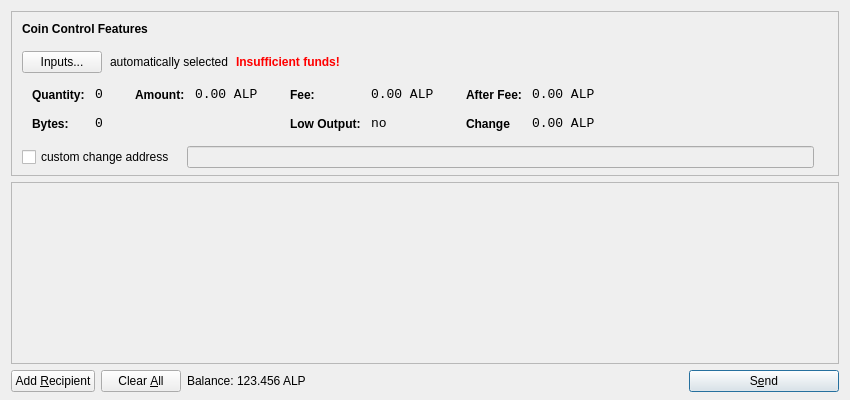
First picture: the form in src/qt/forms/sendcoinsdialog.ui, repository AlphaconTeam/AlphaconNetwork, before the edit.
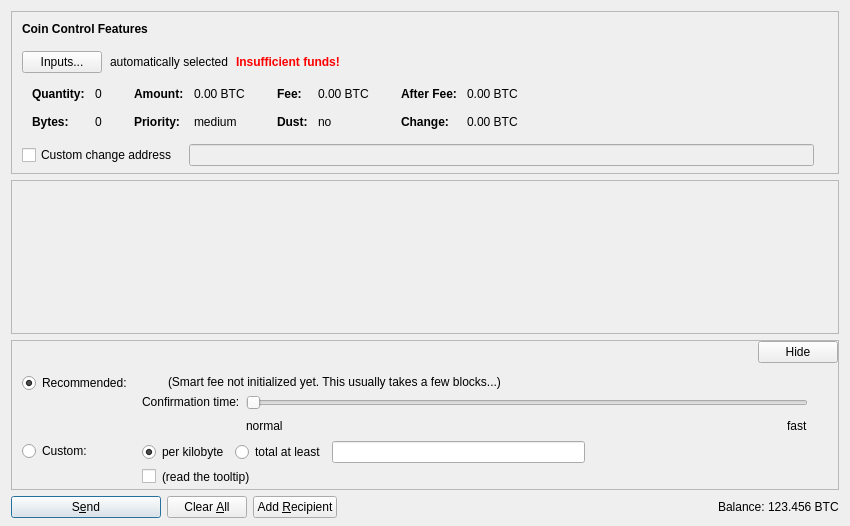
Second picture: the form after the edit. Icons and pictures are not drawn. Custom widgets are drawn as their Qt base class.

```diff
--- a/src/qt/forms/sendcoinsdialog.ui
+++ b/src/qt/forms/sendcoinsdialog.ui
@@ -7,13 +7,13 @@
     <x>0</x>
     <y>0</y>
     <width>850</width>
-    <height>400</height>
+    <height>526</height>
    </rect>
   </property>
   <property name="windowTitle">
    <string>Send Coins</string>
   </property>
-  <layout class="QVBoxLayout" name="verticalLayout" stretch="0,1,0">
+  <layout class="QVBoxLayout" name="verticalLayout" stretch="0,1,0,0">
    <property name="bottomMargin">
     <number>8</number>
    </property>
@@ -39,7 +39,7 @@
      </property>
      <layout class="QVBoxLayout" name="verticalLayoutCoinControl2">
       <property name="spacing">
-       <number>-1</number>
+       <number>0</number>
       </property>
       <property name="leftMargin">
        <number>0</number>
@@ -206,8 +206,11 @@
                </property>
                <item row="0" column="0">
                 <widget class="QLabel" name="labelCoinControlQuantityText">
-                 <property name="styleSheet">
-                  <string notr="true">font-weight:bold;</string>
+                 <property name="font">
+                  <font>
+                   <weight>75</weight>
+                   <bold>true</bold>
+                  </font>
                  </property>
                  <property name="text">
                   <string>Quantity:</string>
@@ -219,12 +222,6 @@
                </item>
                <item row="0" column="1">
                 <widget class="QLabel" name="labelCoinControlQuantity">
-                 <property name="font">
-                  <font>
-                   <family>Monospace</family>
-                   <pointsize>10</pointsize>
-                  </font>
-                 </property>
                  <property name="cursor">
                   <cursorShape>IBeamCursor</cursorShape>
                  </property>
@@ -244,8 +241,11 @@
                </item>
                <item row="1" column="0">
                 <widget class="QLabel" name="labelCoinControlBytesText">
-                 <property name="styleSheet">
-                  <string notr="true">font-weight:bold;</string>
+                 <property name="font">
+                  <font>
+                   <weight>75</weight>
+                   <bold>true</bold>
+                  </font>
                  </property>
                  <property name="text">
                   <string>Bytes:</string>
@@ -254,12 +254,6 @@
                </item>
                <item row="1" column="1">
                 <widget class="QLabel" name="labelCoinControlBytes">
-                 <property name="font">
-                  <font>
-                   <family>Monospace</family>
-                   <pointsize>10</pointsize>
-                  </font>
-                 </property>
                  <property name="cursor">
                   <cursorShape>IBeamCursor</cursorShape>
                  </property>
@@ -295,8 +289,11 @@
                </property>
                <item row="0" column="0">
                 <widget class="QLabel" name="labelCoinControlAmountText">
-                 <property name="styleSheet">
-                  <string notr="true">font-weight:bold;</string>
+                 <property name="font">
+                  <font>
+                   <weight>75</weight>
+                   <bold>true</bold>
+                  </font>
                  </property>
                  <property name="text">
                   <string>Amount:</string>
@@ -308,12 +305,35 @@
                </item>
                <item row="0" column="1">
                 <widget class="QLabel" name="labelCoinControlAmount">
+                 <property name="cursor">
+                  <cursorShape>IBeamCursor</cursorShape>
+                 </property>
+                 <property name="contextMenuPolicy">
+                  <enum>Qt::ActionsContextMenu</enum>
+                 </property>
+                 <property name="text">
+                  <string notr="true">0.00 BTC</string>
+                 </property>
+                 <property name="textInteractionFlags">
+                  <set>Qt::LinksAccessibleByMouse|Qt::TextSelectableByKeyboard|Qt::TextSelectableByMouse</set>
+                 </property>
+                </widget>
+               </item>
+               <item row="1" column="0">
+                <widget class="QLabel" name="labelCoinControlPriorityText">
                  <property name="font">
                   <font>
-                   <family>Monospace</family>
-                   <pointsize>10</pointsize>
+                   <weight>75</weight>
+                   <bold>true</bold>
                   </font>
                  </property>
+                 <property name="text">
+                  <string>Priority:</string>
+                 </property>
+                </widget>
+               </item>
+               <item row="1" column="1">
+                <widget class="QLabel" name="labelCoinControlPriority">
                  <property name="cursor">
                   <cursorShape>IBeamCursor</cursorShape>
                  </property>
@@ -321,7 +341,7 @@
                   <enum>Qt::ActionsContextMenu</enum>
                  </property>
                  <property name="text">
-                  <string notr="true">0.00 ALP</string>
+                  <string notr="true">medium</string>
                  </property>
                  <property name="textInteractionFlags">
                   <set>Qt::LinksAccessibleByMouse|Qt::TextSelectableByKeyboard|Qt::TextSelectableByMouse</set>
@@ -349,8 +369,11 @@
                </property>
                <item row="0" column="0">
                 <widget class="QLabel" name="labelCoinControlFeeText">
-                 <property name="styleSheet">
-                  <string notr="true">font-weight:bold;</string>
+                 <property name="font">
+                  <font>
+                   <weight>75</weight>
+                   <bold>true</bold>
+                  </font>
                  </property>
                  <property name="text">
                   <string>Fee:</string>
@@ -362,12 +385,6 @@
                </item>
                <item row="0" column="1">
                 <widget class="QLabel" name="labelCoinControlFee">
-                 <property name="font">
-                  <font>
-                   <family>Monospace</family>
-                   <pointsize>10</pointsize>
-                  </font>
-                 </property>
                  <property name="cursor">
                   <cursorShape>IBeamCursor</cursorShape>
                  </property>
@@ -375,7 +392,7 @@
                   <enum>Qt::ActionsContextMenu</enum>
                  </property>
                  <property name="text">
-                  <string notr="true">0.00 ALP</string>
+                  <string notr="true">0.00 BTC</string>
                  </property>
                  <property name="textInteractionFlags">
                   <set>Qt::LinksAccessibleByMouse|Qt::TextSelectableByKeyboard|Qt::TextSelectableByMouse</set>
@@ -384,22 +401,19 @@
                </item>
                <item row="1" column="0">
                 <widget class="QLabel" name="labelCoinControlLowOutputText">
-                 <property name="styleSheet">
-                  <string notr="true">font-weight:bold;</string>
+                 <property name="font">
+                  <font>
+                   <weight>75</weight>
+                   <bold>true</bold>
+                  </font>
                  </property>
                  <property name="text">
-                  <string>Low Output:</string>
+                  <string>Dust:</string>
                  </property>
                 </widget>
                </item>
                <item row="1" column="1">
                 <widget class="QLabel" name="labelCoinControlLowOutput">
-                 <property name="font">
-                  <font>
-                   <family>Monospace</family>
-                   <pointsize>10</pointsize>
-                  </font>
-                 </property>
                  <property name="cursor">
                   <cursorShape>IBeamCursor</cursorShape>
                  </property>
@@ -435,8 +449,11 @@
                </property>
                <item row="0" column="0">
                 <widget class="QLabel" name="labelCoinControlAfterFeeText">
-                 <property name="styleSheet">
-                  <string notr="true">font-weight:bold;</string>
+                 <property name="font">
+                  <font>
+                   <weight>75</weight>
+                   <bold>true</bold>
+                  </font>
                  </property>
                  <property name="text">
                   <string>After Fee:</string>
@@ -448,12 +465,6 @@
                </item>
                <item row="0" column="1">
                 <widget class="QLabel" name="labelCoinControlAfterFee">
-                 <property name="font">
-                  <font>
-                   <family>Monospace</family>
-                   <pointsize>10</pointsize>
-                  </font>
-                 </property>
                  <property name="cursor">
                   <cursorShape>IBeamCursor</cursorShape>
                  </property>
@@ -461,7 +472,7 @@
                   <enum>Qt::ActionsContextMenu</enum>
                  </property>
                  <property name="text">
-                  <string notr="true">0.00 ALP</string>
+                  <string notr="true">0.00 BTC</string>
                  </property>
                  <property name="textInteractionFlags">
                   <set>Qt::LinksAccessibleByMouse|Qt::TextSelectableByKeyboard|Qt::TextSelectableByMouse</set>
@@ -470,22 +481,19 @@
                </item>
                <item row="1" column="0">
                 <widget class="QLabel" name="labelCoinControlChangeText">
-                 <property name="styleSheet">
-                  <string notr="true">font-weight:bold;</string>
+                 <property name="font">
+                  <font>
+                   <weight>75</weight>
+                   <bold>true</bold>
+                  </font>
                  </property>
                  <property name="text">
-                  <string>Change</string>
+                  <string>Change:</string>
                  </property>
                 </widget>
                </item>
                <item row="1" column="1">
                 <widget class="QLabel" name="labelCoinControlChange">
-                 <property name="font">
-                  <font>
-                   <family>Monospace</family>
-                   <pointsize>10</pointsize>
-                  </font>
-                 </property>
                  <property name="cursor">
                   <cursorShape>IBeamCursor</cursorShape>
                  </property>
@@ -493,7 +501,7 @@
                   <enum>Qt::ActionsContextMenu</enum>
                  </property>
                  <property name="text">
-                  <string notr="true">0.00 ALP</string>
+                  <string notr="true">0.00 BTC</string>
                  </property>
                  <property name="textInteractionFlags">
                   <set>Qt::LinksAccessibleByMouse|Qt::TextSelectableByKeyboard|Qt::TextSelectableByMouse</set>
@@ -524,7 +532,7 @@
           <item>
            <widget class="QCheckBox" name="checkBoxCoinControlChange">
             <property name="text">
-             <string>custom change address</string>
+             <string>Custom change address</string>
             </property>
            </widget>
           </item>
@@ -594,11 +602,20 @@
         <x>0</x>
         <y>0</y>
         <width>830</width>
-        <height>165</height>
+        <height>104</height>
        </rect>
       </property>
-      <layout class="QVBoxLayout" name="verticalLayout_2">
-       <property name="margin">
+      <layout class="QVBoxLayout" name="verticalLayout_2" stretch="0,1">
+       <property name="leftMargin">
+        <number>0</number>
+       </property>
+       <property name="topMargin">
+        <number>0</number>
+       </property>
+       <property name="rightMargin">
+        <number>0</number>
+       </property>
+       <property name="bottomMargin">
         <number>0</number>
        </property>
        <item>
@@ -625,19 +642,520 @@
      </widget>
     </widget>
    </item>
+   <item>
+    <widget class="QFrame" name="frameFee">
+     <property name="sizePolicy">
+      <sizepolicy hsizetype="Expanding" vsizetype="Expanding">
+       <horstretch>0</horstretch>
+       <verstretch>0</verstretch>
+      </sizepolicy>
+     </property>
+     <property name="maximumSize">
+      <size>
+       <width>16777215</width>
+       <height>16777215</height>
+      </size>
+     </property>
+     <property name="frameShape">
+      <enum>QFrame::StyledPanel</enum>
+     </property>
+     <property name="frameShadow">
+      <enum>QFrame::Sunken</enum>
+     </property>
+     <layout class="QVBoxLayout" name="verticalLayoutFee1">
+      <property name="spacing">
+       <number>0</number>
+      </property>
+      <property name="leftMargin">
+       <number>0</number>
+      </property>
+      <property name="topMargin">
+       <number>0</number>
+      </property>
+      <property name="rightMargin">
+       <number>0</number>
+      </property>
+      <property name="bottomMargin">
+       <number>0</number>
+      </property>
+      <item>
+       <layout class="QVBoxLayout" name="verticalLayoutFee2" stretch="0,0,0">
+        <property name="spacing">
+         <number>0</number>
+        </property>
+        <property name="leftMargin">
+         <number>10</number>
+        </property>
+        <property name="topMargin">
+         <number>0</number>
+        </property>
+        <item>
+         <layout class="QHBoxLayout" name="horizontalLayoutFee1">
+          <property name="bottomMargin">
+           <number>0</number>
+          </property>
+          <item>
+           <layout class="QVBoxLayout" name="verticalLayoutFee7">
+            <property name="spacing">
+             <number>0</number>
+            </property>
+            <item>
+             <spacer name="verticalSpacerSmartFee">
+              <property name="orientation">
+               <enum>Qt::Vertical</enum>
+              </property>
+              <property name="sizeType">
+               <enum>QSizePolicy::Fixed</enum>
+              </property>
+              <property name="sizeHint" stdset="0">
+               <size>
+                <width>1</width>
+                <height>4</height>
+               </size>
+              </property>
+             </spacer>
+            </item>
+            <item>
+             <spacer name="verticalSpacer_5">
+              <property name="orientation">
+               <enum>Qt::Vertical</enum>
+              </property>
+              <property name="sizeHint" stdset="0">
+               <size>
+                <width>1</width>
+                <height>1</height>
+               </size>
+              </property>
+             </spacer>
+            </item>
+           </layout>
+          </item>
+          <item>
+           <spacer name="horizontalSpacer_4">
+            <property name="orientation">
+             <enum>Qt::Horizontal</enum>
+            </property>
+            <property name="sizeHint" stdset="0">
+             <size>
+              <width>40</width>
+              <height>20</height>
+             </size>
+            </property>
+           </spacer>
+          </item>
+          <item>
+           <widget class="QPushButton" name="buttonMinimizeFee">
+            <property name="toolTip">
+             <string>collapse fee-settings</string>
+            </property>
+            <property name="text">
+             <string>Hide</string>
+            </property>
+           </widget>
+          </item>
+         </layout>
+        </item>
+        <item>
+         <widget class="QFrame" name="frameFeeSelection">
+          <layout class="QVBoxLayout" name="verticalLayoutFee12">
+           <property name="spacing">
+            <number>0</number>
+           </property>
+           <property name="leftMargin">
+            <number>0</number>
+           </property>
+           <property name="topMargin">
+            <number>0</number>
+           </property>
+           <property name="rightMargin">
+            <number>0</number>
+           </property>
+           <property name="bottomMargin">
+            <number>0</number>
+           </property>
+           <item>
+            <layout class="QGridLayout" name="gridLayoutFee">
+             <property name="topMargin">
+              <number>10</number>
+             </property>
+             <property name="bottomMargin">
+              <number>4</number>
+             </property>
+             <property name="horizontalSpacing">
+              <number>10</number>
+             </property>
+             <property name="verticalSpacing">
+              <number>4</number>
+             </property>
+             <item row="1" column="1">
+              <layout class="QVBoxLayout" name="verticalLayoutFee8">
+               <property name="spacing">
+                <number>6</number>
+               </property>
+               <item>
+                <layout class="QHBoxLayout" name="horizontalLayoutFee13">
+                 <item>
+                  <widget class="QRadioButton" name="radioCustomPerKilobyte">
+                   <property name="toolTip">
+                    <string>If the custom fee is set to 1000 satoshis and the transaction is only 250 bytes, then &quot;per kilobyte&quot; only pays 250 satoshis in fee, while &quot;total at least&quot; pays 1000 satoshis. For transactions bigger than a kilobyte both pay by kilobyte.</string>
+                   </property>
+                   <property name="text">
+                    <string>per kilobyte</string>
+                   </property>
+                   <property name="checked">
+                    <bool>true</bool>
+                   </property>
+                   <attribute name="buttonGroup">
+                    <string notr="true">groupCustomFee</string>
+                   </attribute>
+                  </widget>
+                 </item>
+                 <item>
+                  <widget class="QRadioButton" name="radioCustomAtLeast">
+                   <property name="toolTip">
+                    <string>If the custom fee is set to 1000 satoshis and the transaction is only 250 bytes, then &quot;per kilobyte&quot; only pays 250 satoshis in fee, while &quot;total at least&quot; pays 1000 satoshis. For transactions bigger than a kilobyte both pay by kilobyte.</string>
+                   </property>
+                   <property name="text">
+                    <string>total at least</string>
+                   </property>
+                   <attribute name="buttonGroup">
+                    <string notr="true">groupCustomFee</string>
+                   </attribute>
+                  </widget>
+                 </item>
+                 <item>
+                  <widget class="BitcoinAmountField" name="customFee"/>
+                 </item>
+                 <item>
+                  <spacer name="horizontalSpacer_6">
+                   <property name="orientation">
+                    <enum>Qt::Horizontal</enum>
+                   </property>
+                   <property name="sizeHint" stdset="0">
+                    <size>
+                     <width>1</width>
+                     <height>1</height>
+                    </size>
+                   </property>
+                  </spacer>
+                 </item>
+                </layout>
+               </item>
+               <item>
+                <layout class="QHBoxLayout" name="horizontalLayoutFee8">
+                 <item>
+                  <widget class="QCheckBox" name="checkBoxMinimumFee">
+                   <property name="toolTip">
+                    <string>Paying only the minimum fee is just fine as long as there is less transaction volume than space in the blocks. But be aware that this can end up in a never confirming transaction once there is more demand for bitcoin transactions than the network can process.</string>
+                   </property>
+                   <property name="text">
+                    <string/>
+                   </property>
+                  </widget>
+                 </item>
+                 <item>
+                  <widget class="QLabel" name="labelMinFeeWarning">
+                   <property name="enabled">
+                    <bool>true</bool>
+                   </property>
+                   <property name="toolTip">
+                    <string>Paying only the minimum fee is just fine as long as there is less transaction volume than space in the blocks. But be aware that this can end up in a never confirming transaction once there is more demand for bitcoin transactions than the network can process.</string>
+                   </property>
+                   <property name="text">
+                    <string>(read the tooltip)</string>
+                   </property>
+                   <property name="margin">
+                    <number>5</number>
+                   </property>
+                  </widget>
+                 </item>
+                 <item>
+                  <spacer name="horizontalSpacer_2">
+                   <property name="orientation">
+                    <enum>Qt::Horizontal</enum>
+                   </property>
+                   <property name="sizeHint" stdset="0">
+                    <size>
+                     <width>1</width>
+                     <height>1</height>
+                    </size>
+                   </property>
+                  </spacer>
+                 </item>
+                </layout>
+               </item>
+              </layout>
+             </item>
+             <item row="0" column="0">
+              <layout class="QVBoxLayout" name="verticalLayoutFee4" stretch="0,1">
+               <item>
+                <widget class="QRadioButton" name="radioSmartFee">
+                 <property name="text">
+                  <string>Recommended:</string>
+                 </property>
+                 <property name="checked">
+                  <bool>true</bool>
+                 </property>
+                 <attribute name="buttonGroup">
+                  <string notr="true">groupFee</string>
+                 </attribute>
+                </widget>
+               </item>
+               <item>
+                <spacer name="verticalSpacer_2">
+                 <property name="orientation">
+                  <enum>Qt::Vertical</enum>
+                 </property>
+                 <property name="sizeHint" stdset="0">
+                  <size>
+                   <width>1</width>
+                   <height>1</height>
+                  </size>
+                 </property>
+                </spacer>
+               </item>
+              </layout>
+             </item>
+             <item row="1" column="0">
+              <layout class="QVBoxLayout" name="verticalLayoutFee9" stretch="0,1">
+               <item>
+                <widget class="QRadioButton" name="radioCustomFee">
+                 <property name="text">
+                  <string>Custom:</string>
+                 </property>
+                 <attribute name="buttonGroup">
+                  <string notr="true">groupFee</string>
+                 </attribute>
+                </widget>
+               </item>
+               <item>
+                <spacer name="verticalSpacer_6">
+                 <property name="orientation">
+                  <enum>Qt::Vertical</enum>
+                 </property>
+                 <property name="sizeHint" stdset="0">
+                  <size>
+                   <width>1</width>
+                   <height>1</height>
+                  </size>
+                 </property>
+                </spacer>
+               </item>
+              </layout>
+             </item>
+             <item row="0" column="1">
+              <layout class="QVBoxLayout" name="verticalLayoutFee3" stretch="0,0,1">
+               <property name="spacing">
+                <number>6</number>
+               </property>
+               <property name="topMargin">
+                <number>2</number>
+               </property>
+               <item>
+                <layout class="QHBoxLayout" name="horizontalLayoutFee12">
+                 <item>
+                  <widget class="QLabel" name="labelSmartFee">
+                   <property name="text">
+                    <string/>
+                   </property>
+                   <property name="margin">
+                    <number>2</number>
+                   </property>
+                  </widget>
+                 </item>
+                 <item>
+                  <widget class="QLabel" name="labelFeeEstimation">
+                   <property name="text">
+                    <string/>
+                   </property>
+                  </widget>
+                 </item>
+                 <item>
+                  <widget class="QLabel" name="labelSmartFee2">
+                   <property name="text">
+                    <string>(Smart fee not initialized yet. This usually takes a few blocks...)</string>
+                   </property>
+                   <property name="margin">
+                    <number>2</number>
+                   </property>
+                  </widget>
+                 </item>
+                 <item>
+                  <spacer name="horizontalSpacer_5">
+                   <property name="orientation">
+                    <enum>Qt::Horizontal</enum>
+                   </property>
+                   <property name="sizeHint" stdset="0">
+                    <size>
+                     <width>1</width>
+                     <height>1</height>
+                    </size>
+                   </property>
+                  </spacer>
+                 </item>
+                </layout>
+               </item>
+               <item>
+                <layout class="QHBoxLayout" name="horizontalLayoutFee9">
+                 <item>
+                  <layout class="QVBoxLayout" name="verticalLayoutFee6">
+                   <item>
+                    <widget class="QLabel" name="labelSmartFee3">
+                     <property name="text">
+                      <string>Confirmation time:</string>
+                     </property>
+                     <property name="margin">
+                      <number>2</number>
+                     </property>
+                    </widget>
+                   </item>
+                   <item>
+                    <spacer name="verticalSpacer_3">
+                     <property name="orientation">
+                      <enum>Qt::Vertical</enum>
+                     </property>
+                     <property name="sizeHint" stdset="0">
+                      <size>
+                       <width>1</width>
+                       <height>1</height>
+                      </size>
+                     </property>
+                    </spacer>
+                   </item>
+                  </layout>
+                 </item>
+                 <item>
+                  <layout class="QVBoxLayout" name="verticalLayoutFee5">
+                   <property name="rightMargin">
+                    <number>30</number>
+                   </property>
+                   <item>
+                    <widget class="QSlider" name="sliderSmartFee">
+                     <property name="minimum">
+                      <number>0</number>
+                     </property>
+                     <property name="maximum">
+                      <number>24</number>
+                     </property>
+                     <property name="pageStep">
+                      <number>1</number>
+                     </property>
+                     <property name="value">
+                      <number>0</number>
+                     </property>
+                     <property name="orientation">
+                      <enum>Qt::Horizontal</enum>
+                     </property>
+                     <property name="invertedAppearance">
+                      <bool>false</bool>
+                     </property>
+                     <property name="invertedControls">
+                      <bool>false</bool>
+                     </property>
+                     <property name="tickPosition">
+                      <enum>QSlider::NoTicks</enum>
+                     </property>
+                    </widget>
+                   </item>
+                   <item>
+                    <layout class="QHBoxLayout" name="horizontalLayoutFee10">
+                     <item>
+                      <widget class="QLabel" name="labelSmartFeeNormal">
+                       <property name="text">
+                        <string>normal</string>
+                       </property>
+                      </widget>
+                     </item>
+                     <item>
+                      <spacer name="horizontalSpacer_3">
+                       <property name="orientation">
+                        <enum>Qt::Horizontal</enum>
+                       </property>
+                       <property name="sizeHint" stdset="0">
+                        <size>
+                         <width>40</width>
+                         <height>20</height>
+                        </size>
+                       </property>
+                      </spacer>
+                     </item>
+                     <item>
+                      <widget class="QLabel" name="labelSmartFeeFast">
+                       <property name="text">
+                        <string>fast</string>
+                       </property>
+                      </widget>
+                     </item>
+                    </layout>
+                   </item>
+                  </layout>
+                 </item>
+                </layout>
+               </item>
+               <item>
+                <spacer name="verticalSpacer_4">
+                 <property name="orientation">
+                  <enum>Qt::Vertical</enum>
+                 </property>
+                 <property name="sizeHint" stdset="0">
+                  <size>
+                   <width>1</width>
+                   <height>1</height>
+                  </size>
+                 </property>
+                </spacer>
+               </item>
+              </layout>
+             </item>
+            </layout>
+           </item>
+          </layout>
+         </widget>
+        </item>
+        <item>
+         <spacer name="verticalSpacerFee">
+          <property name="orientation">
+           <enum>Qt::Vertical</enum>
+          </property>
+          <property name="sizeHint" stdset="0">
+           <size>
+            <width>800</width>
+            <height>1</height>
+           </size>
+          </property>
+         </spacer>
+        </item>
+       </layout>
+      </item>
+     </layout>
+    </widget>
+   </item>
    <item>
     <layout class="QHBoxLayout" name="horizontalLayout">
      <item>
-      <widget class="QPushButton" name="addButton">
+      <widget class="QPushButton" name="sendButton">
+       <property name="minimumSize">
+        <size>
+         <width>150</width>
+         <height>0</height>
+        </size>
+       </property>
        <property name="toolTip">
         <string>Send to multiple recipients at once</string>
        </property>
        <property name="text">
-        <string>Add &amp;Recipient</string>
+        <string>S&amp;end</string>
+       </property>
+       <property name="icon">
+        <iconset resource="../bitcoin.qrc">
+         <normaloff>:/icons/send</normaloff>:/icons/send</iconset>
        </property>
        <property name="autoDefault">
         <bool>false</bool>
        </property>
+       <property name="default">
+        <bool>true</bool>
+       </property>
       </widget>
      </item>
      <item>
@@ -662,6 +1180,36 @@
        </property>
       </widget>
      </item>
+     <item>
+      <widget class="QPushButton" name="addButton">
+       <property name="toolTip">
+        <string>Send to multiple recipients at once</string>
+       </property>
+       <property name="text">
+        <string>Add &amp;Recipient</string>
+       </property>
+       <property name="icon">
+        <iconset resource="../bitcoin.qrc">
+         <normaloff>:/icons/add</normaloff>:/icons/add</iconset>
+       </property>
+       <property name="autoDefault">
+        <bool>false</bool>
+       </property>
+      </widget>
+     </item>
+     <item>
+      <spacer name="horizontalSpacer">
+       <property name="orientation">
+        <enum>Qt::Horizontal</enum>
+       </property>
+       <property name="sizeHint" stdset="0">
+        <size>
+         <width>40</width>
+         <height>20</height>
+        </size>
+       </property>
+      </spacer>
+     </item>
      <item>
       <layout class="QHBoxLayout" name="horizontalLayout_2">
        <property name="spacing">
@@ -692,7 +1240,7 @@
           <cursorShape>IBeamCursor</cursorShape>
          </property>
          <property name="text">
-          <string notr="true">123.456 ALP</string>
+          <string notr="true">123.456 BTC</string>
          </property>
          <property name="textInteractionFlags">
           <set>Qt::LinksAccessibleByMouse|Qt::TextSelectableByKeyboard|Qt::TextSelectableByMouse</set>
@@ -701,46 +1249,23 @@
        </item>
       </layout>
      </item>
-     <item>
-      <spacer name="horizontalSpacer">
-       <property name="orientation">
-        <enum>Qt::Horizontal</enum>
-       </property>
-       <property name="sizeHint" stdset="0">
-        <size>
-         <width>40</width>
-         <height>20</height>
-        </size>
-       </property>
-      </spacer>
-     </item>
-     <item>
-      <widget class="QPushButton" name="sendButton">
-       <property name="minimumSize">
-        <size>
-         <width>150</width>
-         <height>0</height>
-        </size>
-       </property>
-       <property name="toolTip">
-        <string>Confirm the send action</string>
-       </property>
-       <property name="text">
-        <string>S&amp;end</string>
-       </property>
-       <property name="icon">
-        <iconset resource="../bitcoin.qrc">
-         <normaloff>:/icons/send</normaloff>:/icons/send</iconset>
-       </property>
-       <property name="default">
-        <bool>true</bool>
-       </property>
-      </widget>
-     </item>
     </layout>
    </item>
   </layout>
  </widget>
+ <customwidgets>
+  <customwidget>
+   <class>QValidatedLineEdit</class>
+   <extends>QLineEdit</extends>
+   <header>qvalidatedlineedit.h</header>
+  </customwidget>
+  <customwidget>
+   <class>BitcoinAmountField</class>
+   <extends>QLineEdit</extends>
+   <header>bitcoinamountfield.h</header>
+   <container>1</container>
+  </customwidget>
+ </customwidgets>
  <resources>
   <include location="../bitcoin.qrc"/>
  </resources>
```
Left out of the diff: 38 changed lines with no effect on the pictures.
